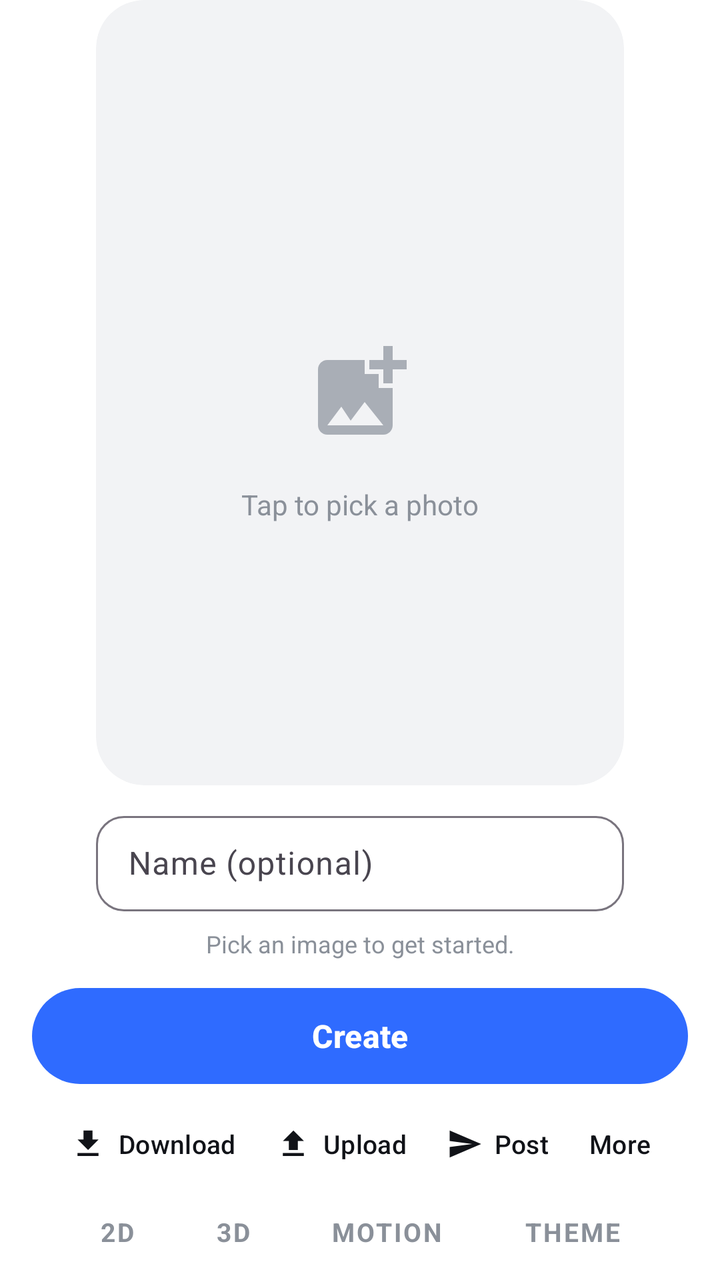
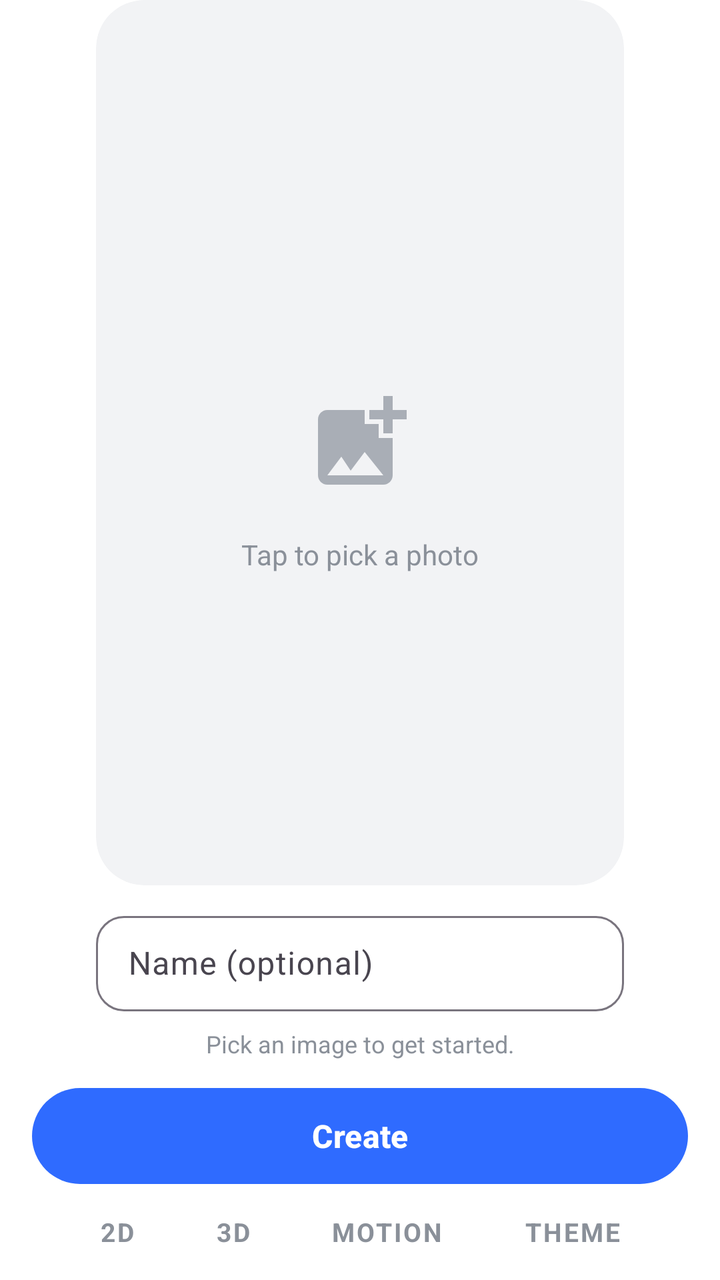

Screens rendered from an Android XML layout before and after an edit, with the pre-edit source and the edit as a unified diff.
<!-- AndroidManifest.xml: application theme Theme.WallpaperCreator -->
<!-- res/layout/fragment_create.xml -->
<?xml version="1.0" encoding="utf-8"?>
<LinearLayout xmlns:android="http://schemas.android.com/apk/res/android"
    xmlns:app="http://schemas.android.com/apk/res-auto"
    android:layout_width="match_parent"
    android:layout_height="match_parent"
    android:orientation="vertical"
    android:paddingHorizontal="16dp">

    <com.google.android.material.card.MaterialCardView
        android:id="@+id/previewCard"
        android:layout_width="match_parent"
        android:layout_height="0dp"
        android:layout_marginHorizontal="32dp"
        android:layout_weight="1"
        app:cardBackgroundColor="@color/surface_muted"
        app:cardCornerRadius="24dp"
        app:cardElevation="0dp"
        app:strokeWidth="0dp">

        <ImageView
            android:id="@+id/preview"
            android:layout_width="match_parent"
            android:layout_height="match_parent"
            android:contentDescription="@string/preview"
            android:scaleType="center"
            android:src="@drawable/ic_add_photo" />

        <TextView
            android:id="@+id/previewHint"
            android:layout_width="wrap_content"
            android:layout_height="wrap_content"
            android:layout_gravity="center"
            android:layout_marginTop="56dp"
            android:text="@string/tap_to_pick"
            android:textColor="@color/text_secondary" />
    </com.google.android.material.card.MaterialCardView>

    
    <com.google.android.material.textfield.TextInputLayout
        android:id="@+id/nameLayout"
        style="@style/Widget.Material3.TextInputLayout.OutlinedBox.Dense"
        android:layout_width="match_parent"
        android:layout_height="wrap_content"
        android:layout_marginHorizontal="32dp"
        android:layout_marginTop="10dp"
        android:hint="@string/creation_name"
        app:boxCornerRadiusBottomEnd="14dp"
        app:boxCornerRadiusBottomStart="14dp"
        app:boxCornerRadiusTopEnd="14dp"
        app:boxCornerRadiusTopStart="14dp"
        app:endIconMode="clear_text">

        <com.google.android.material.textfield.TextInputEditText
            android:id="@+id/nameInput"
            android:layout_width="match_parent"
            android:layout_height="wrap_content"
            android:imeOptions="actionDone"
            android:inputType="textCapWords"
            android:maxLength="40"
            android:maxLines="1" />
    </com.google.android.material.textfield.TextInputLayout>

    <TextView
        android:id="@+id/status"
        android:layout_width="match_parent"
        android:layout_height="wrap_content"
        android:layout_marginTop="8dp"
        android:ellipsize="end"
        android:gravity="center"
        android:maxLines="1"
        android:text="@string/pick_first"
        android:textColor="@color/text_secondary"
        android:textSize="12sp" />

    <com.google.android.material.progressindicator.LinearProgressIndicator
        android:id="@+id/uploadProgress"
        android:layout_width="match_parent"
        android:layout_height="wrap_content"
        android:layout_marginTop="6dp"
        android:max="100"
        android:visibility="gone"
        app:trackCornerRadius="4dp" />

    <com.google.android.material.button.MaterialButton
        android:id="@+id/btnPrimary"
        style="@style/PrimaryPill"
        android:layout_marginTop="10dp"
        android:text="@string/create_action" />

    <LinearLayout
        android:layout_width="match_parent"
        android:layout_height="wrap_content"
        android:layout_marginTop="2dp"
        android:gravity="center"
        android:orientation="horizontal">

        <com.google.android.material.button.MaterialButton
            android:id="@+id/btnDownload"
            style="@style/QuietAction"
            android:text="@string/download"
            app:icon="@drawable/ic_download" />

        <com.google.android.material.button.MaterialButton
            android:id="@+id/btnUpload"
            style="@style/QuietAction"
            android:text="@string/upload"
            app:icon="@drawable/ic_upload" />

        <com.google.android.material.button.MaterialButton
            android:id="@+id/btnPost"
            style="@style/QuietAction"
            android:text="@string/post"
            app:icon="@drawable/ic_send" />

        <com.google.android.material.button.MaterialButton
            android:id="@+id/btnMore"
            style="@style/QuietAction"
            android:text="@string/more" />
    </LinearLayout>

    
    <LinearLayout
        android:id="@+id/modeStrip"
        android:layout_width="wrap_content"
        android:layout_height="wrap_content"
        android:layout_gravity="center_horizontal"
        android:layout_marginTop="4dp"
        android:layout_marginBottom="8dp"
        android:orientation="horizontal">

        <TextView
            android:id="@+id/mode2D"
            style="@style/ModeTab"
            android:text="@string/mode_2d" />

        <TextView
            android:id="@+id/modeFourD"
            style="@style/ModeTab"
            android:text="@string/mode_fourd" />

        <TextView
            android:id="@+id/modeMotion"
            style="@style/ModeTab"
            android:text="@string/mode_motion" />

        <TextView
            android:id="@+id/modeTheme"
            style="@style/ModeTab"
            android:text="@string/mode_theme" />
    </LinearLayout>
</LinearLayout>
<!-- resources referenced by this layout -->
<resources>
  <color name="surface_muted">#F2F3F5</color>
  <color name="text_secondary">#8A9099</color>
  <!-- drawable ic_add_photo (drawable) -->
  <vector xmlns:android="http://schemas.android.com/apk/res/android"
      android:width="56dp"
      android:height="56dp"
      android:tint="@color/text_tertiary"
      android:viewportWidth="24"
      android:viewportHeight="24">
      <path
          android:fillColor="#FF000000"
          android:pathData="M19,7v2.99s-1.99,0.01 -2,0L17,7h-3s0.01,-1.99 0,-2h3L17,2h2v3h3v2h-3zM16,11L16,8h-3L13,5L5,5c-1.1,0 -2,0.9 -2,2v12c0,1.1 0.9,2 2,2h12c1.1,0 2,-0.9 2,-2v-8h-3zM5,19l3,-4 2,3 3,-4 4,5L5,19z" />
  </vector>
  <!-- drawable ic_download (drawable) -->
  <vector xmlns:android="http://schemas.android.com/apk/res/android"
      android:width="24dp"
      android:height="24dp"
      android:viewportWidth="24"
      android:viewportHeight="24">
      <path
          android:fillColor="#FF000000"
          android:pathData="M19,9h-4V3H9v6H5l7,7 7,-7zM5,18v2h14v-2H5z" />
  </vector>
  <!-- drawable ic_send (drawable) -->
  <vector xmlns:android="http://schemas.android.com/apk/res/android"
      android:width="24dp"
      android:height="24dp"
      android:viewportWidth="24"
      android:viewportHeight="24">
      <path
          android:fillColor="#FF000000"
          android:pathData="M2.01,21L23,12 2.01,3 2,10l15,2 -15,2z" />
  </vector>
  <!-- drawable ic_upload (drawable) -->
  <vector xmlns:android="http://schemas.android.com/apk/res/android"
      android:width="24dp"
      android:height="24dp"
      android:viewportWidth="24"
      android:viewportHeight="24">
      <path
          android:fillColor="#FF000000"
          android:pathData="M9,16h6v-6h4l-7,-7 -7,7h4zM5,18h14v2H5z" />
  </vector>
  <string name="create_action">Create</string>
  <string name="creation_name">Name (optional)</string>
  <string name="download">Download</string>
  <string name="mode_2d">2D</string>
  <string name="mode_fourd">3D</string>
  <string name="mode_motion">MOTION</string>
  <string name="mode_theme">THEME</string>
  <string name="more">More</string>
  <string name="pick_first">Pick an image to get started.</string>
  <string name="post">Post</string>
  <string name="preview">2D preview</string>
  <string name="tap_to_pick">Tap to pick a photo</string>
  <string name="upload">Upload</string>
  <style name="PrimaryPill" parent="Widget.Material3.Button">
          <item name="android:layout_width">match_parent</item>
          <item name="android:layout_height">56dp</item>
          <item name="android:textSize">16sp</item>
          <item name="android:textStyle">bold</item>
          <item name="cornerRadius">28dp</item>
          <item name="backgroundTint">@color/brand_primary</item>
      </style>
  <style name="QuietAction" parent="Widget.Material3.Button.TextButton">
          <item name="android:layout_width">wrap_content</item>
          <item name="android:layout_height">wrap_content</item>
          <item name="android:layout_marginHorizontal">0dp</item>
          <item name="android:paddingStart">10dp</item>
          <item name="android:paddingEnd">10dp</item>
          <item name="android:minWidth">0dp</item>
          <item name="android:textColor">@color/text_primary</item>
          <item name="android:textSize">13sp</item>
          <item name="iconTint">@color/text_primary</item>
          <item name="iconSize">18dp</item>
          <item name="iconPadding">6dp</item>
      </style>
  <color name="text_tertiary">#A9AEB6</color>
  <color name="brand_primary">#2F6BFF</color>
  <color name="text_primary">#111318</color>
  <color name="brand_primary_soft">#E8EFFF</color>
  <color name="brand_secondary">#8E44FF</color>
  <color name="surface">#FFFFFF</color>
  <color name="inverse_surface">#111318</color>
  <!-- unchanged entries left out for length: 3 -->
</resources>

<!-- the commit's change to res/layout/fragment_create.xml (unified diff, before → after) -->
@@ -72,51 +72,11 @@
         android:textColor="@color/text_secondary"
         android:textSize="12sp" />
 
-    <com.google.android.material.progressindicator.LinearProgressIndicator
-        android:id="@+id/uploadProgress"
-        android:layout_width="match_parent"
-        android:layout_height="wrap_content"
-        android:layout_marginTop="6dp"
-        android:max="100"
-        android:visibility="gone"
-        app:trackCornerRadius="4dp" />
-
     <com.google.android.material.button.MaterialButton
         android:id="@+id/btnPrimary"
         style="@style/PrimaryPill"
         android:layout_marginTop="10dp"
         android:text="@string/create_action" />
-
-    <LinearLayout
-        android:layout_width="match_parent"
-        android:layout_height="wrap_content"
-        android:layout_marginTop="2dp"
-        android:gravity="center"
-        android:orientation="horizontal">
-
-        <com.google.android.material.button.MaterialButton
-            android:id="@+id/btnDownload"
-            style="@style/QuietAction"
-            android:text="@string/download"
-            app:icon="@drawable/ic_download" />
-
-        <com.google.android.material.button.MaterialButton
-            android:id="@+id/btnUpload"
-            style="@style/QuietAction"
-            android:text="@string/upload"
-            app:icon="@drawable/ic_upload" />
-
-        <com.google.android.material.button.MaterialButton
-            android:id="@+id/btnPost"
-            style="@style/QuietAction"
-            android:text="@string/post"
-            app:icon="@drawable/ic_send" />
-
-        <com.google.android.material.button.MaterialButton
-            android:id="@+id/btnMore"
-            style="@style/QuietAction"
-            android:text="@string/more" />
-    </LinearLayout>
 
     
     <LinearLayout
<!-- resource entries referenced after the edit -->
@@ -13,49 +13,15 @@
           android:fillColor="#FF000000"
           android:pathData="M19,7v2.99s-1.99,0.01 -2,0L17,7h-3s0.01,-1.99 0,-2h3L17,2h2v3h3v2h-3zM16,11L16,8h-3L13,5L5,5c-1.1,0 -2,0.9 -2,2v12c0,1.1 0.9,2 2,2h12c1.1,0 2,-0.9 2,-2v-8h-3zM5,19l3,-4 2,3 3,-4 4,5L5,19z" />
   </vector>
-  <!-- drawable ic_download (drawable) -->
-  <vector xmlns:android="http://schemas.android.com/apk/res/android"
-      android:width="24dp"
-      android:height="24dp"
-      android:viewportWidth="24"
-      android:viewportHeight="24">
-      <path
-          android:fillColor="#FF000000"
-          android:pathData="M19,9h-4V3H9v6H5l7,7 7,-7zM5,18v2h14v-2H5z" />
-  </vector>
-  <!-- drawable ic_send (drawable) -->
-  <vector xmlns:android="http://schemas.android.com/apk/res/android"
-      android:width="24dp"
-      android:height="24dp"
-      android:viewportWidth="24"
-      android:viewportHeight="24">
-      <path
-          android:fillColor="#FF000000"
-          android:pathData="M2.01,21L23,12 2.01,3 2,10l15,2 -15,2z" />
-  </vector>
-  <!-- drawable ic_upload (drawable) -->
-  <vector xmlns:android="http://schemas.android.com/apk/res/android"
-      android:width="24dp"
-      android:height="24dp"
-      android:viewportWidth="24"
-      android:viewportHeight="24">
-      <path
-          android:fillColor="#FF000000"
-          android:pathData="M9,16h6v-6h4l-7,-7 -7,7h4zM5,18h14v2H5z" />
-  </vector>
   <string name="create_action">Create</string>
   <string name="creation_name">Name (optional)</string>
-  <string name="download">Download</string>
   <string name="mode_2d">2D</string>
   <string name="mode_fourd">3D</string>
   <string name="mode_motion">MOTION</string>
   <string name="mode_theme">THEME</string>
-  <string name="more">More</string>
   <string name="pick_first">Pick an image to get started.</string>
-  <string name="post">Post</string>
   <string name="preview">2D preview</string>
   <string name="tap_to_pick">Tap to pick a photo</string>
-  <string name="upload">Upload</string>
   <style name="PrimaryPill" parent="Widget.Material3.Button">
           <item name="android:layout_width">match_parent</item>
           <item name="android:layout_height">56dp</item>
@@ -64,22 +30,8 @@
           <item name="cornerRadius">28dp</item>
           <item name="backgroundTint">@color/brand_primary</item>
       </style>
-  <style name="QuietAction" parent="Widget.Material3.Button.TextButton">
-          <item name="android:layout_width">wrap_content</item>
-          <item name="android:layout_height">wrap_content</item>
-          <item name="android:layout_marginHorizontal">0dp</item>
-          <item name="android:paddingStart">10dp</item>
-          <item name="android:paddingEnd">10dp</item>
-          <item name="android:minWidth">0dp</item>
-          <item name="android:textColor">@color/text_primary</item>
-          <item name="android:textSize">13sp</item>
-          <item name="iconTint">@color/text_primary</item>
-          <item name="iconSize">18dp</item>
-          <item name="iconPadding">6dp</item>
-      </style>
   <color name="text_tertiary">#A9AEB6</color>
   <color name="brand_primary">#2F6BFF</color>
-  <color name="text_primary">#111318</color>
   <color name="brand_primary_soft">#E8EFFF</color>
   <color name="brand_secondary">#8E44FF</color>
   <color name="surface">#FFFFFF</color>
